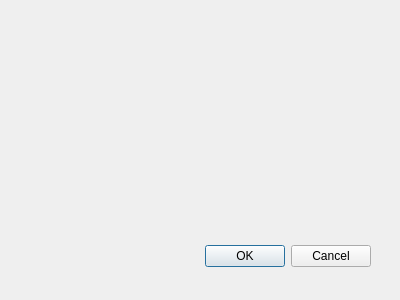
This is HsmMan/init_pin_dlg.ui in jykim74/CryptokiMan as Qt 5 draws it before an edit. The edited form follows.
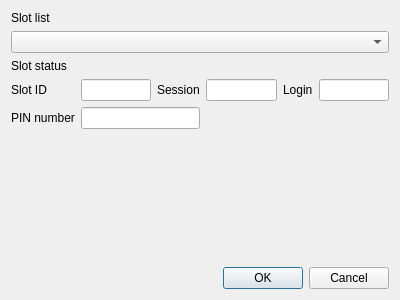
This is the edited form.

```diff
--- a/HsmMan/init_pin_dlg.ui
+++ b/HsmMan/init_pin_dlg.ui
@@ -15,22 +15,88 @@
   <property name="windowTitle">
    <string>Dialog</string>
   </property>
-  <widget name="buttonBox" class="QDialogButtonBox">
-   <property name="geometry">
-    <rect>
-     <x>30</x>
-     <y>240</y>
-     <width>341</width>
-     <height>32</height>
-    </rect>
-   </property>
-   <property name="orientation">
-    <enum>Qt::Horizontal</enum>
-   </property>
-   <property name="standardButtons">
-    <set>QDialogButtonBox::Cancel|QDialogButtonBox::Ok</set>
-   </property>
-  </widget>
+  <layout class="QGridLayout" name="gridLayout">
+   <item row="4" column="0">
+    <widget class="QLabel" name="label_4">
+     <property name="text">
+      <string>PIN number</string>
+     </property>
+    </widget>
+   </item>
+   <item row="5" column="0">
+    <spacer name="verticalSpacer">
+     <property name="orientation">
+      <enum>Qt::Vertical</enum>
+     </property>
+     <property name="sizeHint" stdset="0">
+      <size>
+       <width>20</width>
+       <height>40</height>
+      </size>
+     </property>
+    </spacer>
+   </item>
+   <item row="3" column="1">
+    <widget class="QLineEdit" name="lineEdit"/>
+   </item>
+   <item row="3" column="3">
+    <widget class="QLineEdit" name="lineEdit_2"/>
+   </item>
+   <item row="3" column="4">
+    <widget class="QLabel" name="label_6">
+     <property name="text">
+      <string>Login</string>
+     </property>
+    </widget>
+   </item>
+   <item row="2" column="0">
+    <widget class="QLabel" name="label_2">
+     <property name="text">
+      <string>Slot status</string>
+     </property>
+    </widget>
+   </item>
+   <item row="3" column="0">
+    <widget class="QLabel" name="label_3">
+     <property name="text">
+      <string>Slot ID</string>
+     </property>
+    </widget>
+   </item>
+   <item row="0" column="0">
+    <widget class="QLabel" name="label">
+     <property name="text">
+      <string>Slot list</string>
+     </property>
+    </widget>
+   </item>
+   <item row="3" column="2">
+    <widget class="QLabel" name="label_5">
+     <property name="text">
+      <string>Session</string>
+     </property>
+    </widget>
+   </item>
+   <item row="3" column="5">
+    <widget class="QLineEdit" name="lineEdit_3"/>
+   </item>
+   <item row="1" column="0" colspan="6">
+    <widget class="QComboBox" name="comboBox"/>
+   </item>
+   <item row="6" column="3" colspan="3">
+    <widget class="QDialogButtonBox" name="buttonBox">
+     <property name="orientation">
+      <enum>Qt::Horizontal</enum>
+     </property>
+     <property name="standardButtons">
+      <set>QDialogButtonBox::Cancel|QDialogButtonBox::Ok</set>
+     </property>
+    </widget>
+   </item>
+   <item row="4" column="1" colspan="2">
+    <widget class="QLineEdit" name="lineEdit_4"/>
+   </item>
+  </layout>
  </widget>
  <pixmapfunction/>
  <resources/>
```
Left out of the diff: 7 changed lines with no effect on the pictures.
